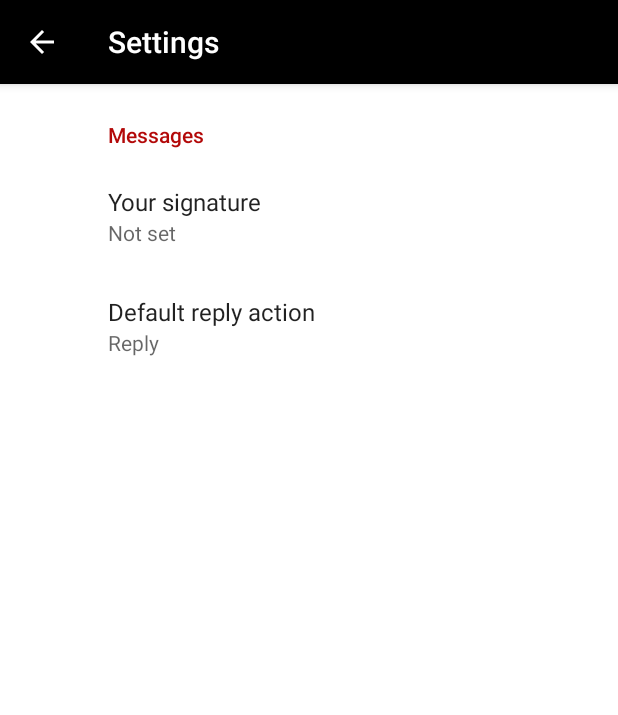
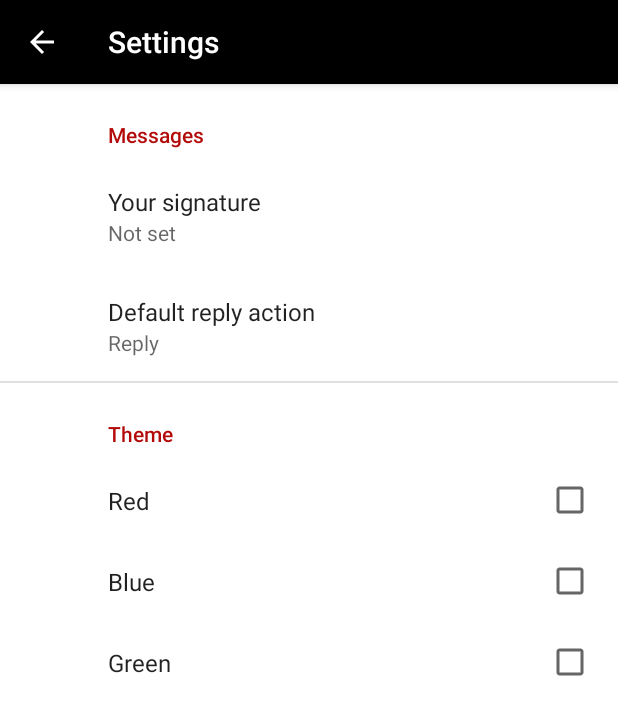
Before and after one commit to TsidAznar/WAPCENG319, an Android app: the SettingsActivity screen opened directly, with no data from a screen before it, on a phone screen of 412 x 824 dp. Shown: the top 715 px of the screen. Run offline under Robolectric (Android 15) with nearby library versions, the phone set to English and light mode, and no system bars; our stand-ins replace androidx.preference; Roboto replaces fonts that are not available here.

Commit message:
Added theme checkbox

```diff
--- a/COVIDTRACKER/COVIDTRACKER/src/main/res/xml/root_preferences.xml
+++ b/COVIDTRACKER/COVIDTRACKER/src/main/res/xml/root_preferences.xml
@@ -1,4 +1,6 @@
-<PreferenceScreen xmlns:app="http://schemas.android.com/apk/res-auto">
+<PreferenceScreen xmlns:app="http://schemas.android.com/apk/res-auto"
+    xmlns:android="http://schemas.android.com/apk/res/android"
+    android:id="@+id/colorchange">
 
     <PreferenceCategory app:title="@string/messages_header">
 
@@ -16,6 +18,23 @@
             app:useSimpleSummaryProvider="true" />
 
     </PreferenceCategory>
+
+    <PreferenceCategory app:title="Theme">
+        <CheckBoxPreference
+            app:title="Red"
+            android:id="@+id/red"/>
+
+        <CheckBoxPreference
+            app:title="Blue"
+            android:id="@+id/blue"/>
+
+        <CheckBoxPreference
+            app:title="Green"
+            android:id="@+id/green"/>
+
+    </PreferenceCategory>
+
+
     <!--
     <PreferenceCategory app:title="@string/sync_header">
 
```
